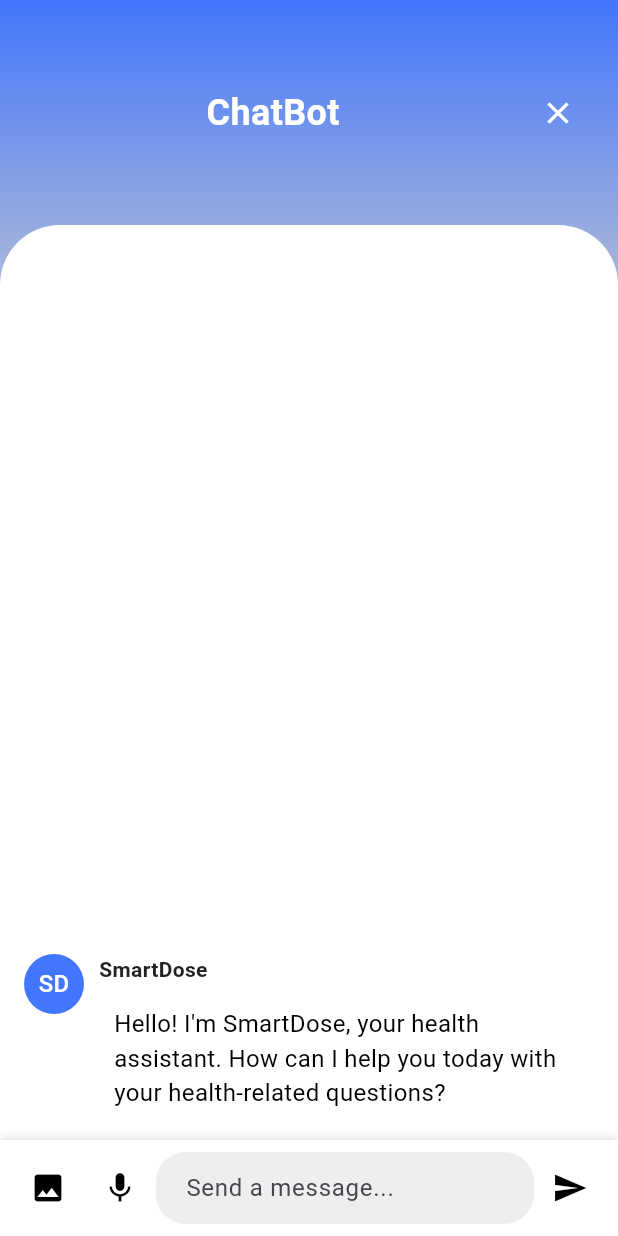
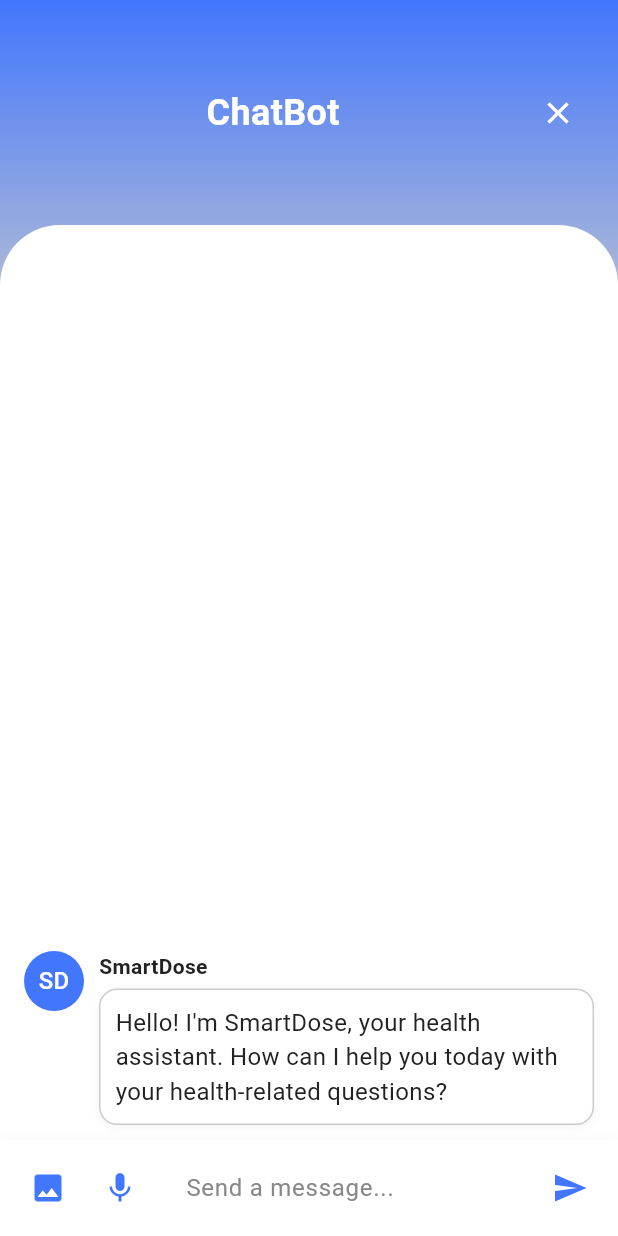
Before and after one commit to samyakchheda/smart_pillbox, a Flutter app: the ChatScreen screen opened directly, on a phone screen of 412 x 824 dp. Run offline on Flutter 3.47's test engine with Material 3 defaults, Android fonts, the phone set to English and light mode, and no system bars; our stand-ins replace animated_text_kit, audioplayers, cached_network_image, cloud_firestore, easy_localization, firebase_auth and 24 more; missing offline and left inert: app_settings, cron, cunning_document_scanner, esp_smartconfig, feedback, floating_draggable_widget and 13 more; accounts and stored records are empty; project files that could hold a hidden picture were left out.

Commit message:
99% complete

```diff
--- a/lib/widgets/ai/message_bubble.dart
+++ b/lib/widgets/ai/message_bubble.dart
@@ -3,6 +3,7 @@
 import 'package:home/theme/app_colors.dart';
 import '../../models/chat_message.dart';
 import 'package:shared_preferences/shared_preferences.dart';
+import '../../theme/theme_provider.dart';
 
 class MessageBubble extends StatefulWidget {
   final ChatMessage message;
@@ -59,6 +60,9 @@
 
   @override
   Widget build(BuildContext context) {
+    return ValueListenableBuilder<ThemeMode>(
+      valueListenable: ThemeProvider.themeNotifier,
+      builder: (context, themeMode, child) {
         return Container(
           margin: const EdgeInsets.symmetric(vertical: 10.0, horizontal: 16.0),
           child: Row(
@@ -71,7 +75,7 @@
                 CircleAvatar(
                   backgroundColor: AppColors.buttonColor,
                   child: const Text('SD'),
-              foregroundColor: Colors.white,
+                  foregroundColor: AppColors.textOnPrimary,
                 ),
                 const SizedBox(width: 10),
               ],
@@ -83,14 +87,28 @@
                   children: [
                     Text(
                       widget.message.isUser ? 'Rishi' : 'SmartDose',
-                  style: const TextStyle(fontWeight: FontWeight.bold),
+                      style: TextStyle(
+                        fontWeight: FontWeight.bold,
+                        color: AppColors.textPrimary,
+                      ),
                     ),
                     const SizedBox(height: 5),
                     Container(
                       padding: const EdgeInsets.all(10),
                       decoration: BoxDecoration(
-                    color: Colors.white,
+                        color: AppColors.cardBackground,
                         borderRadius: BorderRadius.circular(12),
+                        border: Border.all(
+                          color: AppColors.borderColor,
+                          width: 1.0,
+                        ),
+                        boxShadow: [
+                          BoxShadow(
+                            color: AppColors.borderColor.withOpacity(0.2),
+                            blurRadius: 4,
+                            offset: const Offset(0, 2),
+                          ),
+                        ],
                       ),
                       child: widget.message.isUser
                           ? _buildUserMessage()
@@ -102,13 +120,15 @@
               if (widget.message.isUser) ...[
                 const SizedBox(width: 10),
                 CircleAvatar(
-              backgroundColor: Colors.black,
-              foregroundColor: Colors.white,
+                  backgroundColor: AppColors.kBlackColor,
+                  foregroundColor: AppColors.textOnPrimary,
                   child: const Text('R'),
                 ),
               ],
             ],
           ),
+        );
+      },
     );
   }
 
@@ -120,7 +140,10 @@
         animatedTexts: [
           TypewriterAnimatedText(
             widget.message.text,
-            textStyle: const TextStyle(fontSize: 16.0, color: Colors.black),
+            textStyle: TextStyle(
+              fontSize: 16.0,
+              color: AppColors.textPrimary,
+            ),
             speed: const Duration(milliseconds: 25),
           ),
         ],
@@ -140,7 +163,10 @@
     // If animation is already done, simply display the static text.
     return Text(
       widget.message.text,
-      style: const TextStyle(fontSize: 16.0, color: Colors.black),
+      style: TextStyle(
+        fontSize: 16.0,
+        color: AppColors.textPrimary,
+      ),
     );
   }
 
@@ -160,23 +186,51 @@
               fit: BoxFit.cover,
             ),
             const SizedBox(height: 5),
-            Text(widget.message.text),
+            Text(
+              widget.message.text,
+              style: TextStyle(
+                fontSize: 16.0,
+                color: AppColors.textPrimary,
+              ),
+            ),
             if (widget.message.metadata != null &&
                 widget.message.metadata!['description'] != null)
-              Text('Description: ${widget.message.metadata!['description']}'),
+              Text(
+                'Description: ${widget.message.metadata!['description']}',
+                style: TextStyle(
+                  fontSize: 14.0,
+                  color: AppColors.textSecondary,
+                ),
+              ),
           ],
         );
       } else if (filePath.endsWith('.aac')) {
         return Column(
           crossAxisAlignment: CrossAxisAlignment.start,
           children: [
-            const Icon(Icons.audio_file, size: 50),
+            Icon(
+              Icons.audio_file,
+              size: 50,
+              color: AppColors.buttonColor,
+            ),
             const SizedBox(height: 5),
-            Text(widget.message.text),
+            Text(
+              widget.message.text,
+              style: TextStyle(
+                fontSize: 16.0,
+                color: AppColors.textPrimary,
+              ),
+            ),
           ],
         );
       }
     }
-    return Text(widget.message.text);
+    return Text(
+      widget.message.text,
+      style: TextStyle(
+        fontSize: 16.0,
+        color: AppColors.textPrimary,
+      ),
+    );
   }
 }
--- a/lib/widgets/ai/message_composer.dart
+++ b/lib/widgets/ai/message_composer.dart
@@ -1,5 +1,7 @@
 import 'package:flutter/material.dart';
 import 'dart:io';
+import 'package:home/theme/app_colors.dart';
+import 'package:home/theme/theme_provider.dart';
 
 class MessageComposer extends StatefulWidget {
   final Function({String? text, File? file}) onSendMessage;
@@ -10,14 +12,14 @@
   final Function() onStopResponseGeneration;
 
   const MessageComposer({
-    Key? key,
+    super.key,
     required this.onSendMessage,
     required this.onImagePicked,
     required this.onRecordingStarted,
     required this.onRecordingStopped,
     required this.isGeneratingResponse,
     required this.onStopResponseGeneration,
-  }) : super(key: key);
+  });
 
   @override
   State<MessageComposer> createState() => _MessageComposerState();
@@ -34,7 +36,7 @@
     super.initState();
     _animationController = AnimationController(
       vsync: this,
-      duration: Duration(milliseconds: 100),
+      duration: const Duration(milliseconds: 100),
       lowerBound: 1.0,
       upperBound: 1.3,
     );
@@ -49,15 +51,18 @@
 
   @override
   Widget build(BuildContext context) {
+    return ValueListenableBuilder<ThemeMode>(
+      valueListenable: ThemeProvider.themeNotifier,
+      builder: (context, themeMode, child) {
         return Container(
           padding: const EdgeInsets.symmetric(horizontal: 8.0, vertical: 8.0),
           decoration: BoxDecoration(
-        color: Colors.white,
+            color: AppColors.cardBackground,
             boxShadow: [
               BoxShadow(
                 offset: const Offset(0, -2),
                 blurRadius: 4,
-            color: Colors.black.withOpacity(0.1),
+                color: AppColors.borderColor.withOpacity(0.1),
               ),
             ],
           ),
@@ -67,7 +72,7 @@
                 icon: const Icon(Icons.photo),
                 onPressed:
                     widget.isGeneratingResponse ? null : widget.onImagePicked,
-            color: Colors.black,
+                color: AppColors.buttonColor,
               ),
               GestureDetector(
                 onLongPressStart: (LongPressStartDetails details) {
@@ -76,7 +81,8 @@
                       _isRecording = true;
                     });
                     widget.onRecordingStarted(); // Start recording
-                _animationController.forward(); // Animate the mic icon to pop
+                    _animationController
+                        .forward(); // Animate the mic icon to pop
                   }
                 },
                 onLongPressEnd: (_) {
@@ -93,10 +99,11 @@
                   child: IconButton(
                     icon: Icon(_isRecording
                         ? Icons.stop
-                    : Icons.mic), // Change icon depending on recording state
+                        : Icons
+                            .mic), // Change icon depending on recording state
                     color: _isRecording
-                    ? Colors.red
-                    : Colors.black, // Change icon color
+                        ? AppColors.errorColor
+                        : AppColors.buttonColor, // Change icon color
                     onPressed: () {},
                   ),
                 ),
@@ -106,42 +113,47 @@
                   controller: _controller,
                   decoration: InputDecoration(
                     hintText: 'Send a message...',
+                    hintStyle: TextStyle(color: AppColors.textPlaceholder),
                     border: OutlineInputBorder(
                       borderRadius: BorderRadius.circular(20),
                       borderSide: BorderSide.none,
                     ),
                     filled: true,
-                fillColor: Colors.grey[200],
+                    fillColor: AppColors.listItemBackground,
                     contentPadding:
                         const EdgeInsets.symmetric(horizontal: 16, vertical: 8),
                   ),
+                  style: TextStyle(color: AppColors.textPrimary),
                   onSubmitted: widget.isGeneratingResponse
                       ? null
                       : (text) {
                           if (text.trim().isNotEmpty) {
                             widget.onSendMessage(text: text);
                             _controller
-                            .clear(); // ✅ Clear the text field after sending
+                                .clear(); // Clear the text field after sending
                           }
                         },
                   enabled: !widget.isGeneratingResponse,
                 ),
               ),
               IconButton(
-            icon: Icon(widget.isGeneratingResponse ? Icons.stop : Icons.send),
+                icon:
+                    Icon(widget.isGeneratingResponse ? Icons.stop : Icons.send),
                 onPressed: widget.isGeneratingResponse
                     ? widget.onStopResponseGeneration
                     : () {
                         if (_controller.text.trim().isNotEmpty) {
                           widget.onSendMessage(text: _controller.text);
                           _controller
-                          .clear(); // ✅ Clear the text field after sending
+                              .clear(); // Clear the text field after sending
                         }
                       },
-            color: Colors.black,
+                color: AppColors.buttonColor,
               ),
             ],
           ),
         );
+      },
+    );
   }
 }
```
Lines whose indentation alone changed are shown as unchanged.
